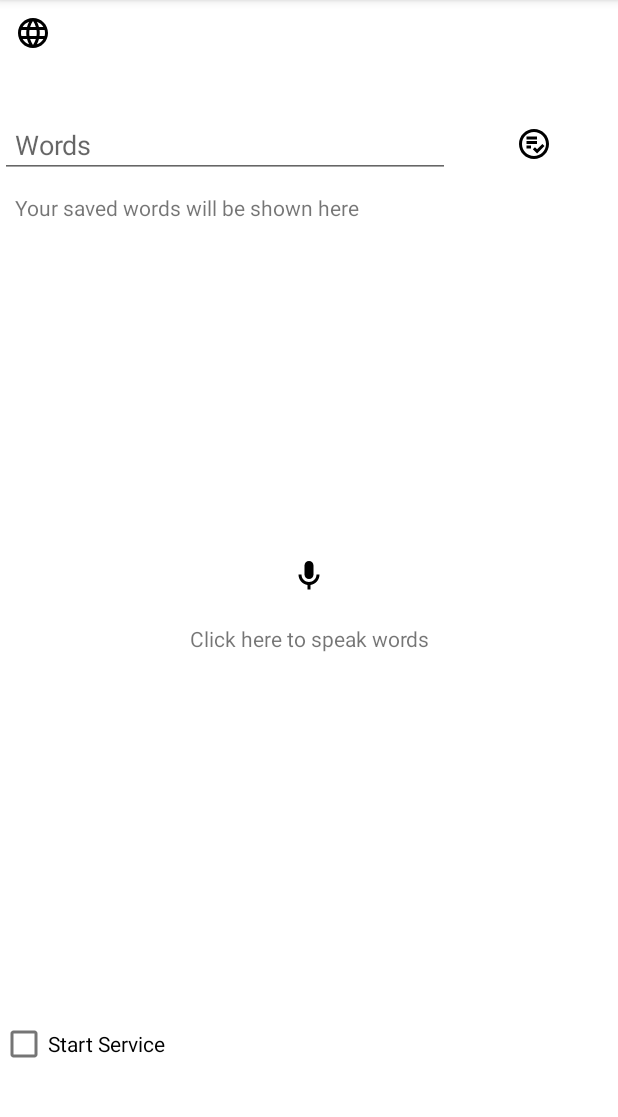
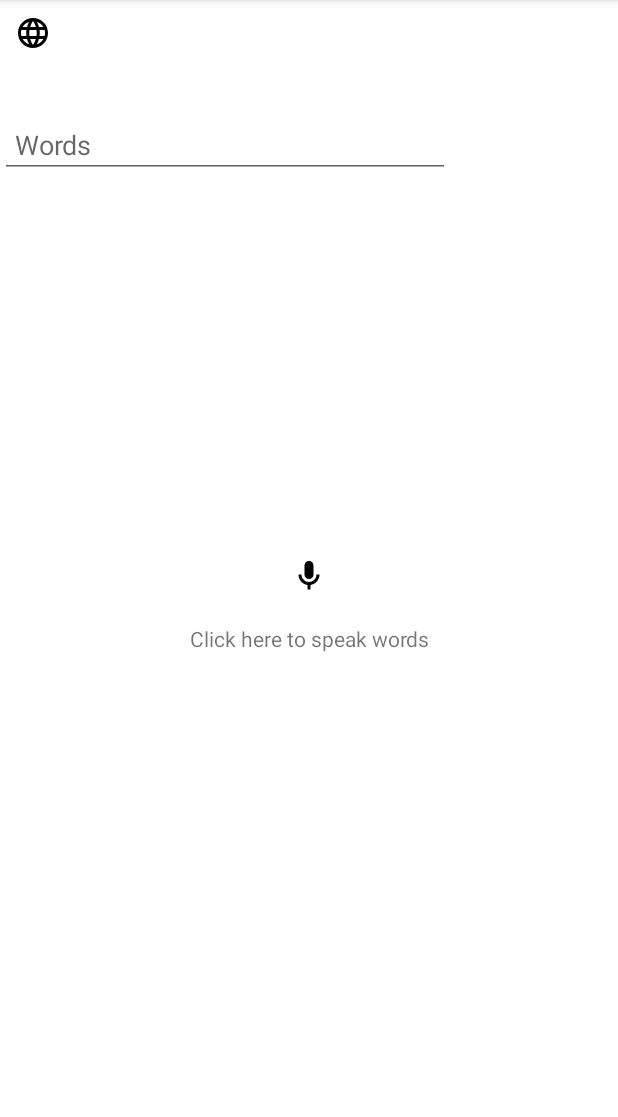
Before and after one commit to rehmanjameel/Voice-Recogniser-Background-Service, an Android app: the screen it shows after launch (MainActivity), on a phone screen of 412 x 824 dp, the part 84-1201 px from its top. Run offline under Robolectric (Android 15) with nearby library versions, the phone set to English and light mode, and no system bars; libraries missing offline, so code that uses them is left out: net.gotev.speech; plain views replace SpeechProgressView; 5 statements that could not run were skipped.

Commit message:
make some changes

```diff
--- a/app/src/main/java/org/codebase/voicerecognition/MainActivity.java
+++ b/app/src/main/java/org/codebase/voicerecognition/MainActivity.java
@@ -116,7 +116,7 @@ public class MainActivity extends AppCompatActivity implements SpeechDelegate {
         checkBox = findViewById(R.id.startServiceChecked);
 
         if (Build.VERSION.SDK_INT >= Build.VERSION_CODES.O && !Settings.canDrawOverlays(this)) {
-            askPermission();
+//            askPermission();
         }
 
         // start foreground service for microphone
--- a/app/src/main/res/layout/activity_main.xml
+++ b/app/src/main/res/layout/activity_main.xml
@@ -27,13 +27,15 @@
         android:layout_below="@id/selectLanguage"
         android:background="?attr/selectableItemBackgroundBorderless"
         android:padding="10dp"
-        android:layout_marginTop="10dp"/>
+        android:layout_marginTop="10dp"
+        android:visibility="gone"/>
 
     <ScrollView
         android:layout_width="match_parent"
         android:layout_height="wrap_content"
         android:layout_below="@id/text"
-        android:layout_above="@id/button">
+        android:layout_above="@id/button"
+        android:visibility="gone">
 
         <TextView
             android:id="@+id/savedText"
@@ -82,7 +84,8 @@
         android:layout_height="wrap_content"
         android:text="Start Service"
         android:layout_above="@id/textToSpeech"
-        android:layout_alignParentStart="true"/>
+        android:layout_alignParentStart="true"
+        android:visibility="gone"/>
 
     <ImageButton
         android:id="@+id/selectLanguage"
```
